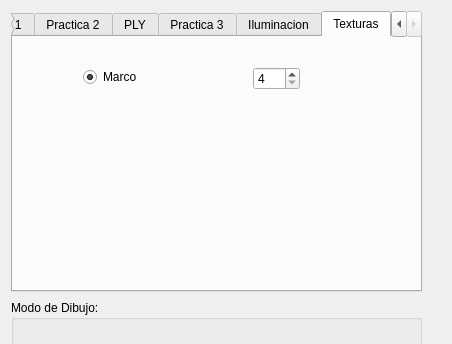
First picture: the form in Practica4/esqueleto_qt/interfaz.ui, repository Ancaor/IG, before the edit; both pictures show x 0 to 452 and y 0 to 344 of the 452 by 721 pixel window.
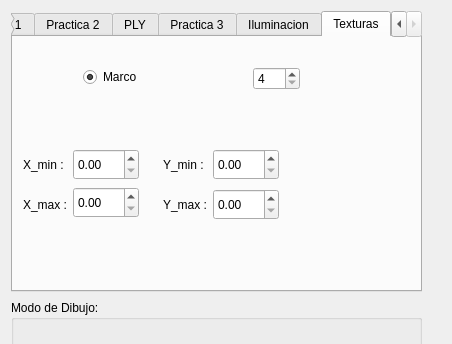
Second picture: the form after the edit.

The edit to the form file:
```diff
--- a/Practica4/esqueleto_qt/interfaz.ui
+++ b/Practica4/esqueleto_qt/interfaz.ui
@@ -517,6 +517,125 @@
       <number>100</number>
      </property>
     </widget>
+    <widget class="QDoubleSpinBox" name="doubleSpinBox_2">
+     <property name="geometry">
+      <rect>
+       <x>60</x>
+       <y>112</y>
+       <width>66</width>
+       <height>31</height>
+      </rect>
+     </property>
+     <property name="prefix">
+      <string/>
+     </property>
+     <property name="maximum">
+      <double>1.000000000000000</double>
+     </property>
+     <property name="singleStep">
+      <double>0.050000000000000</double>
+     </property>
+    </widget>
+    <widget class="QDoubleSpinBox" name="doubleSpinBox_3">
+     <property name="geometry">
+      <rect>
+       <x>60</x>
+       <y>150</y>
+       <width>66</width>
+       <height>31</height>
+      </rect>
+     </property>
+     <property name="maximum">
+      <double>1.000000000000000</double>
+     </property>
+     <property name="singleStep">
+      <double>0.050000000000000</double>
+     </property>
+    </widget>
+    <widget class="QLabel" name="label_10">
+     <property name="geometry">
+      <rect>
+       <x>10</x>
+       <y>120</y>
+       <width>51</width>
+       <height>16</height>
+      </rect>
+     </property>
+     <property name="text">
+      <string>X_min :</string>
+     </property>
+    </widget>
+    <widget class="QLabel" name="label_11">
+     <property name="geometry">
+      <rect>
+       <x>10</x>
+       <y>160</y>
+       <width>51</width>
+       <height>16</height>
+      </rect>
+     </property>
+     <property name="text">
+      <string>X_max :</string>
+     </property>
+    </widget>
+    <widget class="QLabel" name="label_12">
+     <property name="geometry">
+      <rect>
+       <x>150</x>
+       <y>120</y>
+       <width>51</width>
+       <height>16</height>
+      </rect>
+     </property>
+     <property name="text">
+      <string>Y_min :</string>
+     </property>
+    </widget>
+    <widget class="QLabel" name="label_13">
+     <property name="geometry">
+      <rect>
+       <x>150</x>
+       <y>160</y>
+       <width>51</width>
+       <height>16</height>
+      </rect>
+     </property>
+     <property name="text">
+      <string>Y_max :</string>
+     </property>
+    </widget>
+    <widget class="QDoubleSpinBox" name="doubleSpinBox_4">
+     <property name="geometry">
+      <rect>
+       <x>200</x>
+       <y>112</y>
+       <width>66</width>
+       <height>31</height>
+      </rect>
+     </property>
+     <property name="maximum">
+      <double>1.000000000000000</double>
+     </property>
+     <property name="singleStep">
+      <double>0.050000000000000</double>
+     </property>
+    </widget>
+    <widget class="QDoubleSpinBox" name="doubleSpinBox_5">
+     <property name="geometry">
+      <rect>
+       <x>200</x>
+       <y>152</y>
+       <width>66</width>
+       <height>31</height>
+      </rect>
+     </property>
+     <property name="maximum">
+      <double>1.000000000000000</double>
+     </property>
+     <property name="singleStep">
+      <double>0.050000000000000</double>
+     </property>
+    </widget>
    </widget>
   </widget>
   <widget class="QGroupBox" name="groupBox">
```
